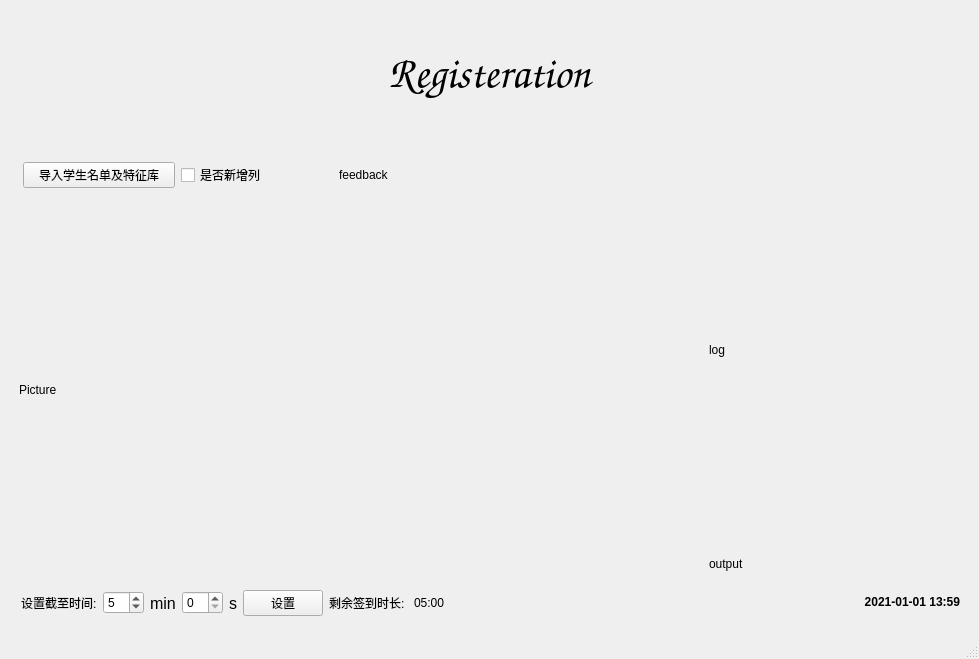
The window that src/register.ui (Harry-hhj/System-Everywhere) describes before a commit, drawn with Qt 5.
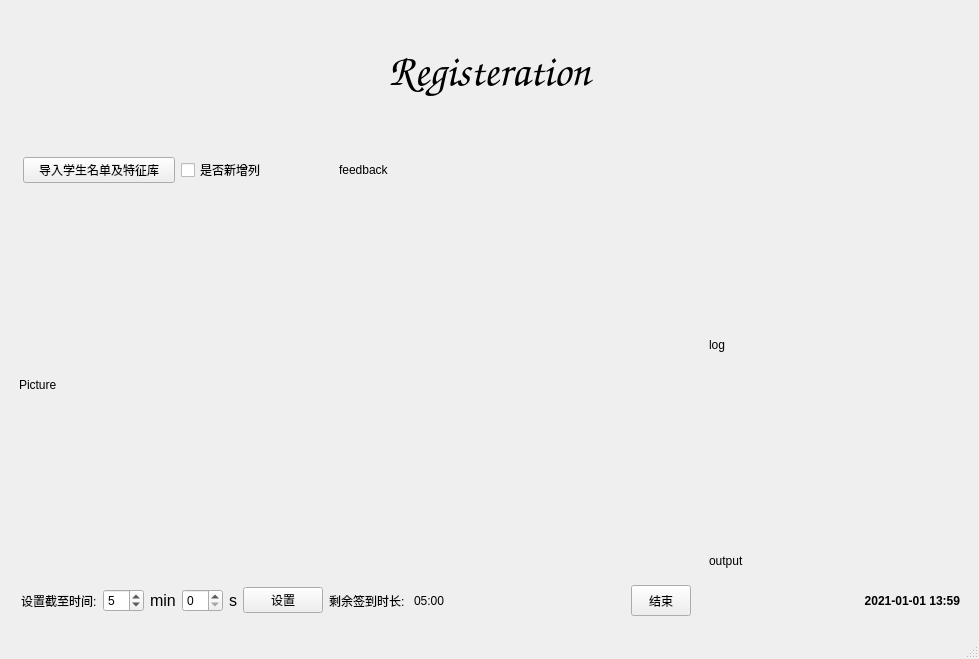
The same window after the commit.

Commit message: add app. finish register xlsx.

Diff of the .ui file:
```diff
--- a/src/register.ui
+++ b/src/register.ui
@@ -274,6 +274,25 @@
             </property>
            </spacer>
           </item>
+          <item>
+           <widget class="QPushButton" name="btn_startstop">
+            <property name="minimumSize">
+             <size>
+              <width>60</width>
+              <height>31</height>
+             </size>
+            </property>
+            <property name="maximumSize">
+             <size>
+              <width>60</width>
+              <height>31</height>
+             </size>
+            </property>
+            <property name="text">
+             <string>结束</string>
+            </property>
+           </widget>
+          </item>
          </layout>
         </item>
        </layout>
```
Left out of the diff: 17 changed lines with no effect on the pictures. The commit also changes 118 other files.
